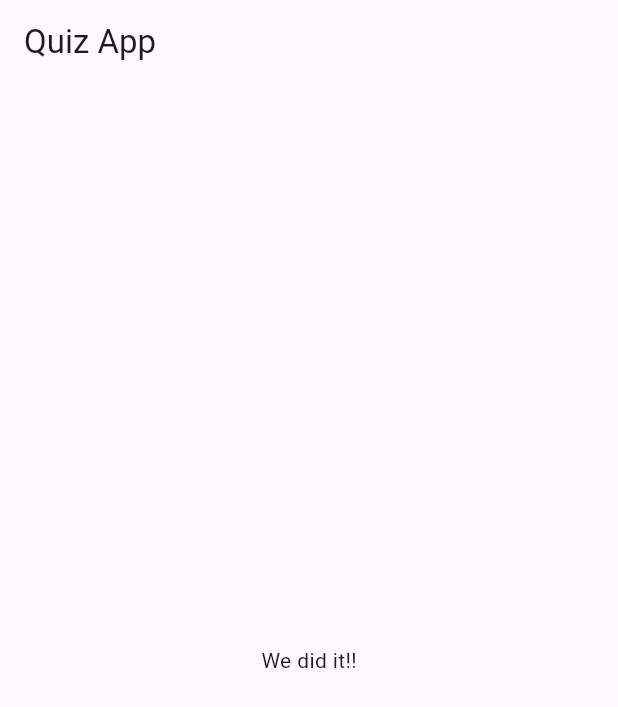
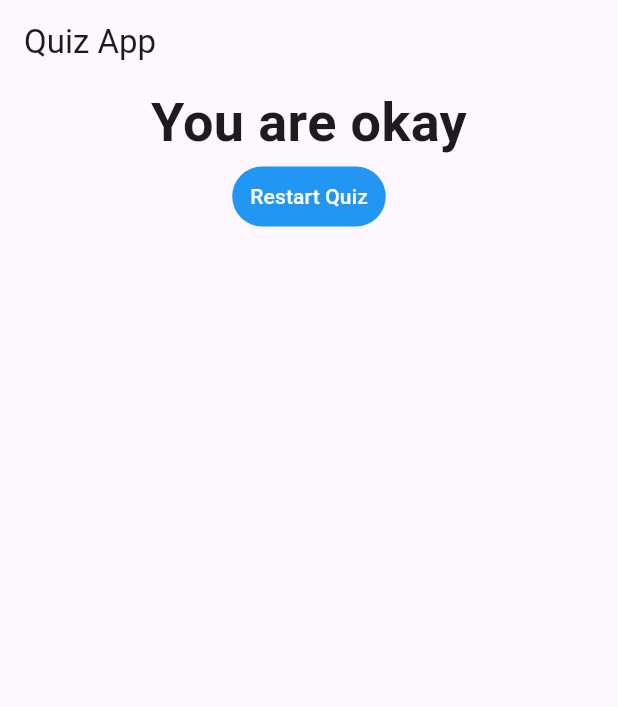
Before and after one commit to Trykea/Flutter_QuizApp, a Flutter app: the screen it shows after launch, after a tap on "Black", after a tap on "Raccoon", after a tap on "Facebook", on a phone screen of 412 x 824 dp. Shown: the top 707 px of the screen. Run offline on Flutter 3.47's test engine with Material 3 defaults, Android fonts, the phone set to English and light mode, and no system bars.

Commit message:
Added restart quiz button and Completed the course

```diff
--- a/lib/main.dart
+++ b/lib/main.dart
@@ -18,6 +18,12 @@ class _MyAppState extends State<_MyApp> {
   var _questionIndex = 0;
   var _totalScore = 0;
 
+  void _resetQuiz(){
+    setState(() {
+      _questionIndex=0;
+      _totalScore=0;
+    });
+  }
   void _answerQuestion(int score) {
     _totalScore += score;
 
@@ -107,7 +113,7 @@ class _MyAppState extends State<_MyApp> {
           questionIndex: _questionIndex,
 
         )
-            : const Result(),
+            : Result(_totalScore,_resetQuiz),
       ),
     );
   }
--- a/lib/result.dart
+++ b/lib/result.dart
@@ -1,14 +1,45 @@
 import 'package:flutter/material.dart';
 
 class Result extends StatelessWidget {
-  const Result({super.key});
+  final int resultScore;
+  final VoidCallback resetHandler;
 
+  String get resultPhrase {
+    String resultText;
+    if (resultScore <= 18) {
+      resultText = 'Umm you are mid';
+    } else if (resultScore <= 20) {
+      resultText = 'You are okay';
+    } else if (resultScore <= 25) {
+      resultText = 'Well you\'re quite cool';
+    } else {
+      resultText = 'Let \'s be friend🤩';
+    }
+    return resultText;
+  }
 
+  Result(this.resultScore, this.resetHandler);
 
   @override
   Widget build(BuildContext context) {
-    return const Center(
-      child: Text('We did it!!'),
+    return Center(
+      child: Column(
+        children: [
+          Text(
+            resultPhrase,
+            style: TextStyle(fontWeight: FontWeight.bold, fontSize: 36),
+            textAlign: TextAlign.center,
+          ),
+          TextButton(
+            onPressed: resetHandler,
+            child: Text('Restart Quiz'),
+            style: TextButton.styleFrom(
+              backgroundColor: Colors.blue, // Background color
+              foregroundColor: Colors.white, // Text color
+            ),
+          )
+        ],
+      ),
     );
   }
 }
```
